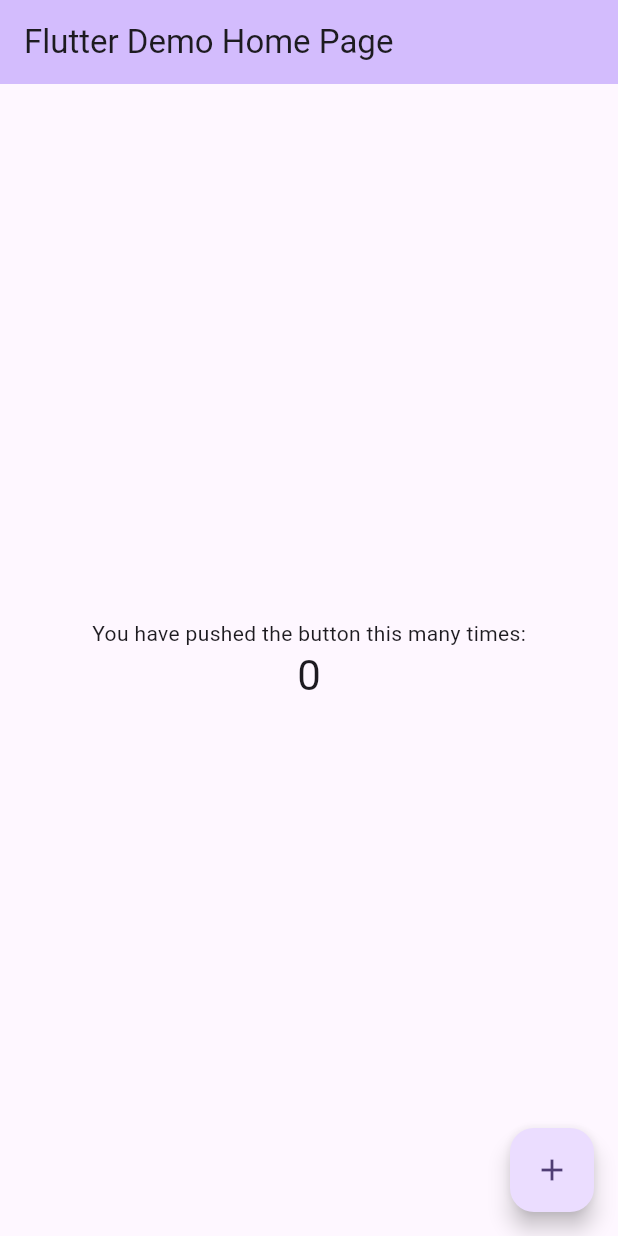
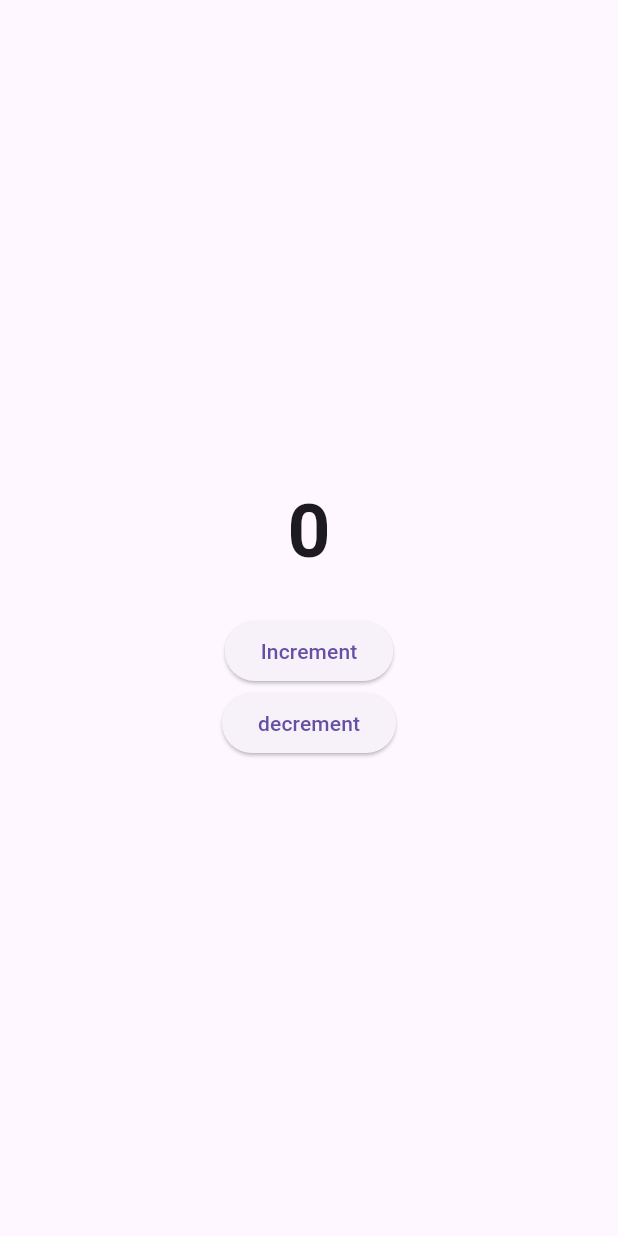
Before and after one commit to karemthabet/flutter-state-managment, a Flutter app: the screen it shows after launch, on a phone screen of 412 x 824 dp. Run offline on Flutter 3.47's test engine with Material 3 defaults, Android fonts, the phone set to English and light mode, and no system bars; our stand-ins replace equatable, flutter_bloc.

Commit message:
counter app using cubit

```diff
--- /dev/null
+++ b/lib/bussiness_logic/cubit/cubit/counter_cubit.dart
@@ -0,0 +1,15 @@
+import 'package:equatable/equatable.dart';
+import 'package:flutter_bloc/flutter_bloc.dart';
+
+part 'counter_state.dart';
+
+class CounterCubit extends Cubit<CounterState>   {
+  CounterCubit() : super(CounterInitial());
+  void increment() {
+    emit(CounterUpdate(state.counter + 1));
+  }
+
+  void decrement() {
+    emit(CounterUpdate(state.counter - 1));
+  }
+}
--- /dev/null
+++ b/lib/bussiness_logic/cubit/cubit/counter_state.dart
@@ -0,0 +1,16 @@
+part of 'counter_cubit.dart';
+
+sealed class CounterState extends Equatable {
+  final int counter;
+  const CounterState(this.counter);
+  @override
+  List<Object?> get props => [counter];
+}
+
+final class CounterInitial extends CounterState {
+  const CounterInitial() : super(0);
+}
+
+final class CounterUpdate extends CounterState {
+  const CounterUpdate(int newCounter) : super(5);
+}
--- a/lib/main.dart
+++ b/lib/main.dart
@@ -1,121 +1,68 @@
+import 'dart:developer';
+
 import 'package:flutter/material.dart';
+import 'package:flutter_bloc/flutter_bloc.dart';
+import 'package:practice/bussiness_logic/cubit/cubit/counter_cubit.dart';
 
 void main() {
-  runApp(const MyApp());
+  runApp(CounterApp());
 }
 
-class MyApp extends StatelessWidget {
-  const MyApp({super.key});
+class CounterApp extends StatelessWidget {
+  const CounterApp({super.key});
 
   @override
   Widget build(BuildContext context) {
     return MaterialApp(
-      title: 'Flutter Demo',
-      theme: ThemeData(
-        // This is the theme of your application.
-        //
-        // TRY THIS: Try running your application with "flutter run". You'll see
-        // the application has a purple toolbar. Then, without quitting the app,
-        // try changing the seedColor in the colorScheme below to Colors.green
-        // and then invoke "hot reload" (save your changes or press the "hot
-        // reload" button in a Flutter-supported IDE, or press "r" if you used
-        // the command line to start the app).
-        //
-        // Notice that the counter didn't reset back to zero; the application
-        // state is not lost during the reload. To reset the state, use hot
-        // restart instead.
-        //
-        // This works for code too, not just values: Most code changes can be
-        // tested with just a hot reload.
-        colorScheme: ColorScheme.fromSeed(seedColor: Colors.deepPurple),
+      debugShowCheckedModeBanner: false,
+      home: BlocProvider(
+        create: (context) => CounterCubit(),
+        child: Scaffold(
+          body: Center(
+            child: Column(
+              mainAxisAlignment: MainAxisAlignment.center,
+              children: [
+                BlocBuilder<CounterCubit, CounterState>(
+                  builder: (context, state) {
+                    log("text");
+                    return Text(
+                      state.counter.toString(),
+                      style: TextStyle(
+                        fontSize: 50,
+                        fontWeight: FontWeight.bold,
                       ),
-      home: const MyHomePage(title: 'Flutter Demo Home Page'),
                     );
-  }
-}
+                  },
+                ),
+                SizedBox(height: 20),
+                BlocBuilder<CounterCubit, CounterState>(
+                  builder: (context, state) {
+                    return ElevatedButton(
+                      onPressed: () {
+                        context.read<CounterCubit>().increment();
+                      },
+                      child: Text('Increment'),
+                    );
+                  },
+                ),
 
-class MyHomePage extends StatefulWidget {
-  const MyHomePage({super.key, required this.title});
+                BlocBuilder<CounterCubit, CounterState>(
+                  builder: (context, state) {
+                    log("elevete");
 
-  // This widget is the home page of your application. It is stateful, meaning
-  // that it has a State object (defined below) that contains fields that affect
-  // how it looks.
-
-  // This class is the configuration for the state. It holds the values (in this
-  // case the title) provided by the parent (in this case the App widget) and
-  // used by the build method of the State. Fields in a Widget subclass are
-  // always marked "final".
-
-  final String title;
-
-  @override
-  State<MyHomePage> createState() => _MyHomePageState();
-}
-
-class _MyHomePageState extends State<MyHomePage> {
-  int _counter = 0;
-
-  void _incrementCounter() {
-    setState(() {
-      // This call to setState tells the Flutter framework that something has
-      // changed in this State, which causes it to rerun the build method below
-      // so that the display can reflect the updated values. If we changed
-      // _counter without calling setState(), then the build method would not be
-      // called again, and so nothing would appear to happen.
-      _counter+=2;
-    });
-  }
-
-  @override
-  Widget build(BuildContext context) {
-    // This method is rerun every time setState is called, for instance as done
-    // by the _incrementCounter method above.
-    //
-    // The Flutter framework has been optimized to make rerunning build methods
-    // fast, so that you can just rebuild anything that needs updating rather
-    // than having to individually change instances of widgets.
-    return Scaffold(
-      appBar: AppBar(
-        // TRY THIS: Try changing the color here to a specific color (to
-        // Colors.amber, perhaps?) and trigger a hot reload to see the AppBar
-        // change color while the other colors stay the same.
-        backgroundColor: Theme.of(context).colorScheme.inversePrimary,
-        // Here we take the value from the MyHomePage object that was created by
-        // the App.build method, and use it to set our appbar title.
-        title: Text(widget.title),
-      ),
-      body: Center(
-        // Center is a layout widget. It takes a single child and positions it
-        // in the middle of the parent.
-        child: Column(
-          // Column is also a layout widget. It takes a list of children and
-          // arranges them vertically. By default, it sizes itself to fit its
-          // children horizontally, and tries to be as tall as its parent.
-          //
-          // Column has various properties to control how it sizes itself and
-          // how it positions its children. Here we use mainAxisAlignment to
-          // center the children vertically; the main axis here is the vertical
-          // axis because Columns are vertical (the cross axis would be
-          // horizontal).
-          //
-          // TRY THIS: Invoke "debug painting" (choose the "Toggle Debug Paint"
-          // action in the IDE, or press "p" in the console), to see the
-          // wireframe for each widget.
-          mainAxisAlignment: MainAxisAlignment.center,
-          children: <Widget>[
-            const Text('You have pushed the button this many times:'),
-            Text(
-              '$_counter',
-              style: Theme.of(context).textTheme.headlineMedium,
+                    return ElevatedButton(
+                      onPressed: () {
+                        context.read<CounterCubit>().decrement();
+                      },
+                      child: Text('decrement'),
+                    );
+                  },
                 ),
               ],
             ),
           ),
-      floatingActionButton: FloatingActionButton(
-        onPressed: _incrementCounter,
-        tooltip: 'Increment',
-        child: const Icon(Icons.add),
-      ), // This trailing comma makes auto-formatting nicer for build methods.
+        ),
+      ),
     );
   }
 }
--- a/pubspec.yaml
+++ b/pubspec.yaml
@@ -34,6 +34,8 @@ dependencies:
   # The following adds the Cupertino Icons font to your application.
   # Use with the CupertinoIcons class for iOS style icons.
   cupertino_icons: ^1.0.8
+  flutter_bloc: ^9.1.0
+  equatable: ^2.0.7
 
 dev_dependencies:
   flutter_test:
```
Also changed, not shown: pubspec.lock. Lines whose indentation alone changed are shown as unchanged.
